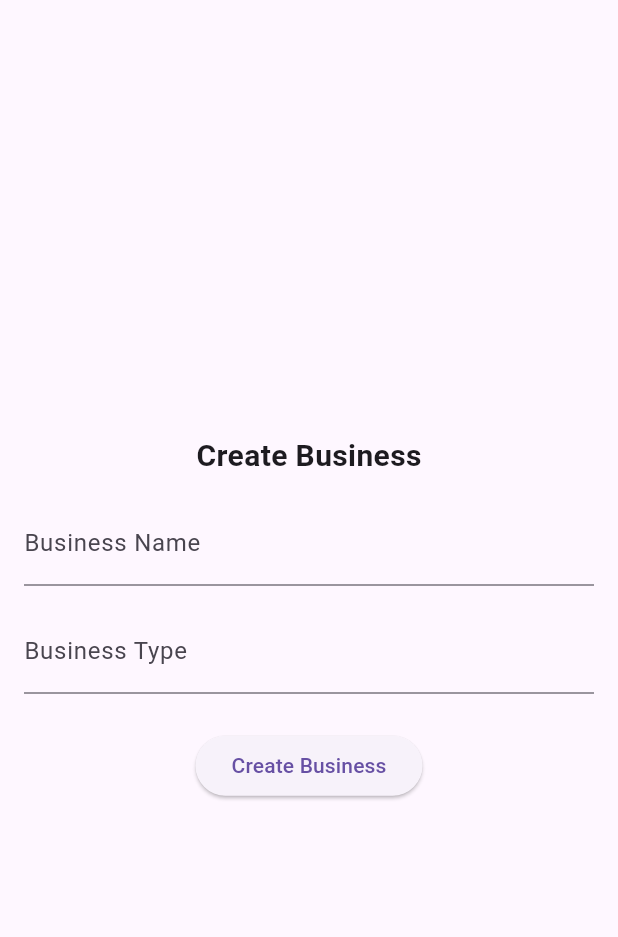
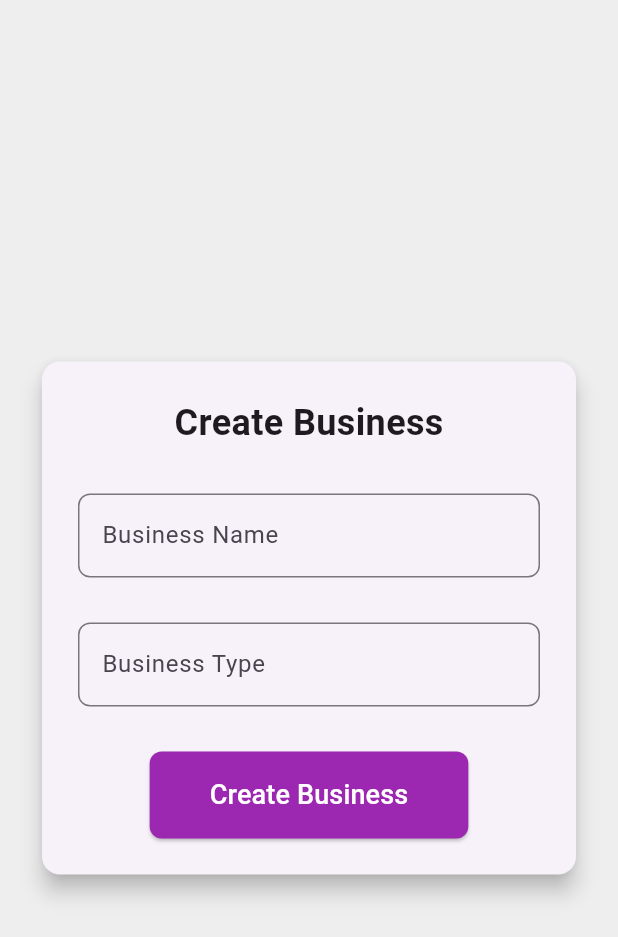
Before and after one commit to Kaustubh01/company-manager, a Flutter app: the screen it shows after launch, after a tap on "Or Create Your Business Here", on a phone screen of 412 x 824 dp. Shown: the top 937 px of the screen. Run offline on Flutter 3.47's test engine with Material 3 defaults, Android fonts, the phone set to English and light mode, and no system bars; our stand-ins replace flutter_secure_storage, syncfusion_flutter_charts, syncfusion_flutter_gauges; missing offline and left inert: mobile_scanner.

Commit message:
login & signup & logo update

```diff
--- a/lib/comon.dart
+++ b/lib/comon.dart
@@ -1,2 +1,2 @@
-//String baseurl = "https://company-manager-backend.onrender.com";
-String baseurl = "http://192.168.1.106:3000";
+String baseurl = "https://company-manager-backend.onrender.com";
+// String baseurl = "http://localhost:3000";
--- a/lib/pages/create_buisness.dart
+++ b/lib/pages/create_buisness.dart
@@ -14,18 +14,16 @@ class CreateBusiness extends StatefulWidget {
 
 class _CreateBusinessState extends State<CreateBusiness> {
   final FlutterSecureStorage _storage = const FlutterSecureStorage();
-
   final TextEditingController _businessNameController = TextEditingController();
   final TextEditingController _businessTypeController = TextEditingController();
-
-  bool _isLoading = false; // Loading indicator
+  bool _isLoading = false;
 
   Future<void> _createBusiness(String name, String type) async {
     setState(() {
       _isLoading = true;
     });
 
-    final url = Uri.parse('$baseurl/business/create'); // Fixed typo
+    final url = Uri.parse('$baseurl/business/create');
     try {
       final response = await http.post(
         url,
@@ -36,19 +34,15 @@ class _CreateBusinessState extends State<CreateBusiness> {
       if (response.statusCode == 201) {
         final responseData = jsonDecode(response.body);
         final String businessId = responseData['id'].toString();
-        print(businessId);
 
-        // Store business details securely
         await _storage.write(key: 'business-id', value: businessId);
         await _storage.write(key: 'business-name', value: name);
         await _storage.write(key: 'business-type', value: type);
 
-        // Show success message
         ScaffoldMessenger.of(context).showSnackBar(
           const SnackBar(content: Text('Business created successfully!')),
         );
 
-        // Navigate to Signup page
         Navigator.pushReplacement(
           context,
           MaterialPageRoute(builder: (context) => const Signup()),
@@ -83,27 +77,54 @@ class _CreateBusinessState extends State<CreateBusiness> {
 
   @override
   Widget build(BuildContext context) {
+    double screenWidth = MediaQuery.of(context).size.width;
+
     return Scaffold(
-      body: Padding(
-        padding: const EdgeInsets.all(16.0),
+      backgroundColor: Colors.grey[200],
+      body: Center(
+        child: Padding(
+          padding: EdgeInsets.symmetric(
+            horizontal: screenWidth > 600 ? 80.0 : 24.0,
+            vertical: 32.0,
+          ),
+          child: Card(
+            elevation: 6,
+            shape:
+                RoundedRectangleBorder(borderRadius: BorderRadius.circular(12)),
+            child: Padding(
+              padding: const EdgeInsets.all(24.0),
+              child: ConstrainedBox(
+                constraints: const BoxConstraints(
+                  maxWidth: 400,
+                  maxHeight: 500,
+                ),
                 child: Column(
-          mainAxisAlignment: MainAxisAlignment.center,
+                  mainAxisSize: MainAxisSize.min,
                   children: <Widget>[
                     const Text(
                       "Create Business",
-              style: TextStyle(fontSize: 20.0, fontWeight: FontWeight.bold),
+                      style: TextStyle(
+                          fontSize: 24.0, fontWeight: FontWeight.bold),
                     ),
-            const SizedBox(height: 16),
-            TextFormField(
+                    const SizedBox(height: 30),
+                    TextField(
                       controller: _businessNameController,
-              decoration: const InputDecoration(labelText: 'Business Name'),
+                      decoration: InputDecoration(
+                        labelText: 'Business Name',
+                        border: OutlineInputBorder(
+                            borderRadius: BorderRadius.circular(8)),
                       ),
-            const SizedBox(height: 16),
-            TextFormField(
+                    ),
+                    const SizedBox(height: 30),
+                    TextField(
                       controller: _businessTypeController,
-              decoration: const InputDecoration(labelText: 'Business Type'),
+                      decoration: InputDecoration(
+                        labelText: 'Business Type',
+                        border: OutlineInputBorder(
+                            borderRadius: BorderRadius.circular(8)),
                       ),
-            const SizedBox(height: 24),
+                    ),
+                    const SizedBox(height: 30),
                     _isLoading
                         ? const CircularProgressIndicator()
                         : ElevatedButton(
@@ -116,9 +137,22 @@ class _CreateBusinessState extends State<CreateBusiness> {
                                 _showErrorDialog("Please fill in all fields.");
                               }
                             },
-                    child: const Text("Create Business"),
+                            style: ElevatedButton.styleFrom(
+                              backgroundColor: Colors.purple,
+                              foregroundColor: Colors.white,
+                              padding: const EdgeInsets.symmetric(
+                                  vertical: 16, horizontal: 40),
+                              shape: RoundedRectangleBorder(
+                                  borderRadius: BorderRadius.circular(8)),
+                            ),
+                            child: const Text("Create Business",
+                                style: TextStyle(fontSize: 18)),
                           ),
                   ],
+                ),
+              ),
+            ),
+          ),
         ),
       ),
     );
--- a/lib/pages/login.dart
+++ b/lib/pages/login.dart
@@ -15,7 +15,6 @@ class Login extends StatefulWidget {
 
 class _LoginState extends State<Login> {
   final FlutterSecureStorage _storage = FlutterSecureStorage();
-
   final TextEditingController _emailController = TextEditingController();
   final TextEditingController _passwordController = TextEditingController();
 
@@ -30,20 +29,19 @@ class _LoginState extends State<Login> {
       return;
     }
 
-    final url = Uri.parse('$baseurl/business/general/employees/email?email=$email');
+    final url =
+        Uri.parse('$baseurl/business/general/employees/email?email=$email');
 
     try {
       final response = await http.get(url);
       if (response.statusCode == 200) {
-        // Parse the JSON response
         final Map<String, dynamic> responseData = json.decode(response.body);
 
-        // Save credentials
         await _storage.write(key: 'email', value: email);
         await _storage.write(key: 'password', value: password);
-        await _storage.write(key: 'business-id', value: responseData['business_id'].toString());
+        await _storage.write(
+            key: 'business-id', value: responseData['business_id'].toString());
 
-        // Navigate to the dashboard after successful login
         Navigator.pushReplacement(
           context,
           MaterialPageRoute(builder: (_) => Dashboard()),
@@ -63,48 +61,95 @@ class _LoginState extends State<Login> {
 
   @override
   Widget build(BuildContext context) {
+    double screenWidth = MediaQuery.of(context).size.width;
+
     return Scaffold(
-      body: Padding(
-        padding: const EdgeInsets.all(16.0),
+      backgroundColor: Colors.grey[200], // Light background
+      body: Center(
+        child: Padding(
+          padding: EdgeInsets.symmetric(
+            horizontal:
+                screenWidth > 600 ? 80.0 : 24.0, // More margin on large screens
+            vertical: 32.0,
+          ),
+          child: Card(
+            elevation: 6,
+            shape:
+                RoundedRectangleBorder(borderRadius: BorderRadius.circular(12)),
+            child: Padding(
+              padding: const EdgeInsets.all(24.0),
+              child: ConstrainedBox(
+                constraints: BoxConstraints(
+                  maxWidth: 400, // Maximum width of the form
+                  maxHeight: 500,
+                ),
                 child: Column(
-          mainAxisAlignment: MainAxisAlignment.center,
+                  mainAxisSize: MainAxisSize.min,
                   children: <Widget>[
                     Text(
                       "Login",
-              style: TextStyle(fontSize: 20.0),
+                      style: TextStyle(
+                          fontSize: 30.0,
+                          fontWeight: FontWeight.bold,
+                          fontFamily: 'OpenSans'),
                     ),
-            SizedBox(
-              height: 16,
+                    SizedBox(height: 30),
+                    Container(
+                      margin: EdgeInsets.symmetric(vertical: 8.0),
+                      child: TextField(
+                        controller: _emailController,
+                        decoration: InputDecoration(
+                          labelText: 'Your Email',
+                          border: OutlineInputBorder(
+                              borderRadius: BorderRadius.circular(8)),
                         ),
-            TextField(
-              controller: _emailController,
-              decoration: InputDecoration(labelText: 'Your Email'),
                         keyboardType: TextInputType.emailAddress,
                       ),
-            SizedBox(height: 16),
+                    ),
+                    SizedBox(height: 30),
                     TextField(
                       controller: _passwordController,
-              decoration: InputDecoration(labelText: 'Your Password'),
-              obscureText: true, // Obscures password text
+                      decoration: InputDecoration(
+                        labelText: 'Your Password',
+                        border: OutlineInputBorder(
+                            borderRadius: BorderRadius.circular(8)),
                       ),
-            SizedBox(height: 24),
+                      obscureText: true,
+                    ),
+                    SizedBox(height: 30),
                     ElevatedButton(
                       onPressed: () {
-                _saveCredentials(context); // Call function to save credentials
+                        _saveCredentials(context);
                       },
-              child: Text("Login"),
+                      style: ElevatedButton.styleFrom(
+                        backgroundColor: Colors.purple, // Button color
+                        foregroundColor: Colors.white, // Text color
+                        padding: EdgeInsets.symmetric(
+                            vertical: 16, horizontal: 40), // Increased padding
+                        shape: RoundedRectangleBorder(
+                            borderRadius: BorderRadius.circular(8)),
                       ),
-            SizedBox(height: 16),
+                      child: Text("Login",
+                          style:
+                              TextStyle(fontSize: 18)), // Increased font size
+                    ),
+                    SizedBox(height: 30),
                     TextButton(
                       onPressed: () {
                         Navigator.push(
-                    context, MaterialPageRoute(builder: (_) => CreateBusiness())); // Navigate to signup page
+                            context,
+                            MaterialPageRoute(
+                                builder: (_) => CreateBusiness()));
                       },
                       child: Text("Or Create Your Business Here"),
                     ),
                   ],
                 ),
               ),
+            ),
+          ),
+        ),
+      ),
     );
   }
 }
```
Also changed, not shown: pubspec.yaml (+19 -0 lines), assets/images/logo.png (added), pubspec.lock, 43 other files. Lines whose indentation alone changed are shown as unchanged.
